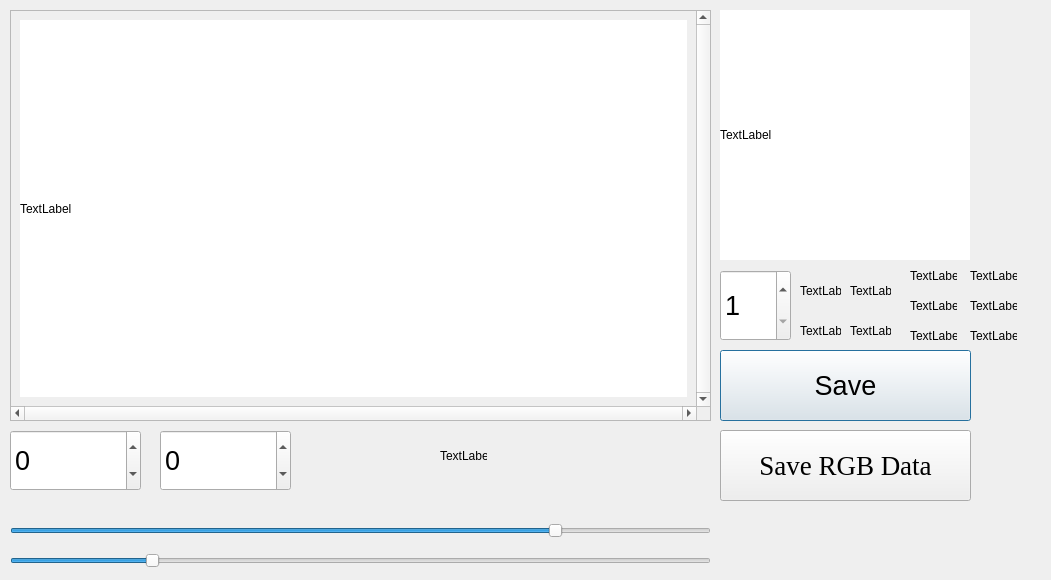
This is dialog.ui in Chia-ChunHsu/NewCapture as Qt 5 draws it before an edit. The edited form follows.
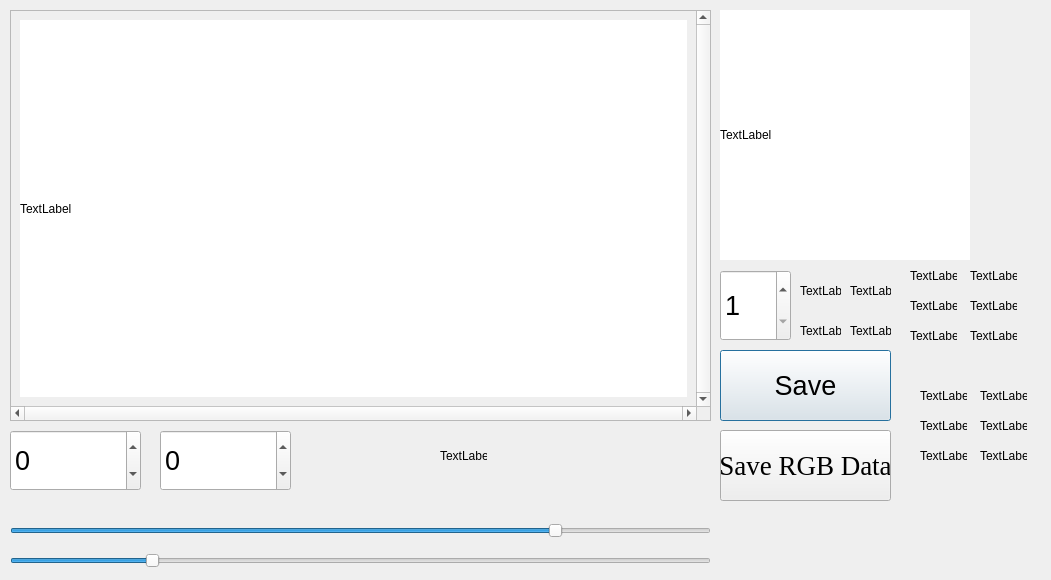
This is the edited form.

Patch:
```diff
--- a/dialog.ui
+++ b/dialog.ui
@@ -55,7 +55,7 @@
     <rect>
      <x>720</x>
      <y>350</y>
-     <width>251</width>
+     <width>171</width>
      <height>71</height>
     </rect>
    </property>
@@ -213,7 +213,7 @@
     <rect>
      <x>720</x>
      <y>430</y>
-     <width>251</width>
+     <width>171</width>
      <height>71</height>
     </rect>
    </property>
@@ -360,6 +360,84 @@
     <string>TextLabel</string>
    </property>
   </widget>
+  <widget class="QLabel" name="ndiv1">
+   <property name="geometry">
+    <rect>
+     <x>920</x>
+     <y>390</y>
+     <width>47</width>
+     <height>12</height>
+    </rect>
+   </property>
+   <property name="text">
+    <string>TextLabel</string>
+   </property>
+  </widget>
+  <widget class="QLabel" name="ndiv2">
+   <property name="geometry">
+    <rect>
+     <x>980</x>
+     <y>390</y>
+     <width>47</width>
+     <height>12</height>
+    </rect>
+   </property>
+   <property name="text">
+    <string>TextLabel</string>
+   </property>
+  </widget>
+  <widget class="QLabel" name="ndiv3">
+   <property name="geometry">
+    <rect>
+     <x>920</x>
+     <y>420</y>
+     <width>47</width>
+     <height>12</height>
+    </rect>
+   </property>
+   <property name="text">
+    <string>TextLabel</string>
+   </property>
+  </widget>
+  <widget class="QLabel" name="ndiv4">
+   <property name="geometry">
+    <rect>
+     <x>980</x>
+     <y>420</y>
+     <width>47</width>
+     <height>12</height>
+    </rect>
+   </property>
+   <property name="text">
+    <string>TextLabel</string>
+   </property>
+  </widget>
+  <widget class="QLabel" name="ndiv5">
+   <property name="geometry">
+    <rect>
+     <x>920</x>
+     <y>450</y>
+     <width>47</width>
+     <height>12</height>
+    </rect>
+   </property>
+   <property name="text">
+    <string>TextLabel</string>
+   </property>
+  </widget>
+  <widget class="QLabel" name="ndiv6">
+   <property name="geometry">
+    <rect>
+     <x>980</x>
+     <y>450</y>
+     <width>47</width>
+     <height>12</height>
+    </rect>
+   </property>
+   <property name="text">
+    <string>TextLabel</string>
+   </property>
+  </widget>
  </widget>
  <resources/>
  <connections/>
```
Left out of the diff: 2 changed lines with no effect on the pictures.
